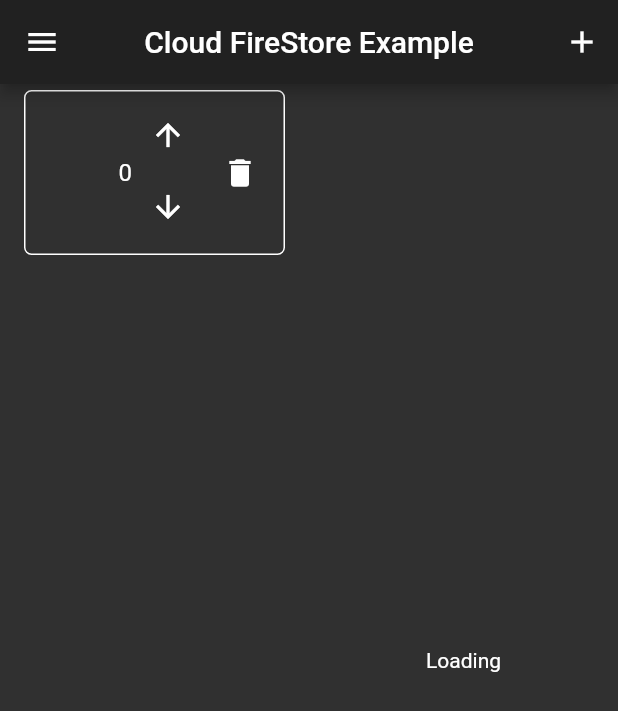
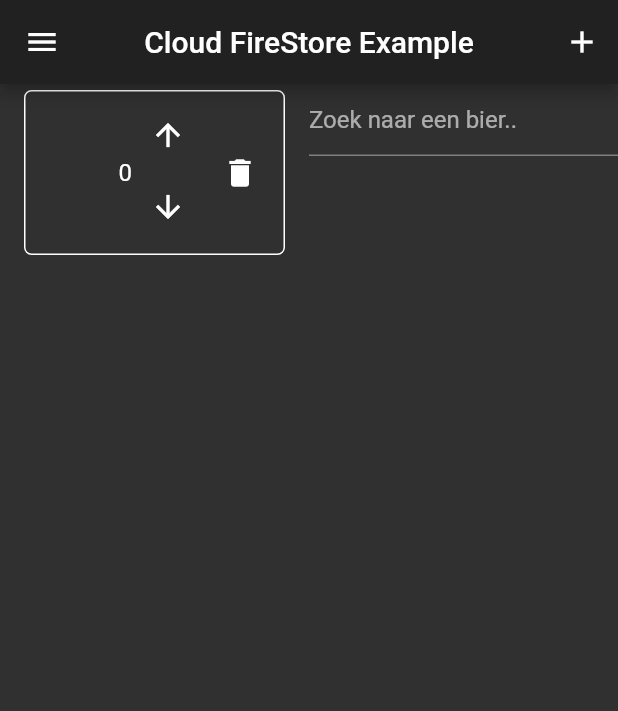
Before and after one commit to rayhvh/Goedale_Test, a Flutter app: the screen it shows after launch, after a tap on the "add" icon, on a phone screen of 412 x 824 dp. Shown: the top 711 px of the screen. Run offline on Flutter 3.47's test engine with Material 2 defaults, Android fonts, the phone set to English and light mode, and no system bars; our stand-ins replace cloud_firestore, tuple; accounts and stored records are empty.

Commit message:
i learned to stateful
also learned to setState. and search update the future wow

```diff
--- a/lib/main.dart
+++ b/lib/main.dart
@@ -1,9 +1,9 @@
 import 'package:flutter/material.dart';
 import 'package:cloud_firestore/cloud_firestore.dart';
 import 'package:tuple/tuple.dart';
-import 'model/beer.dart';
+import 'package:goedale_test/model/beer.dart';
 
-import 'service/beersearch/beersearchservice.dart';
+import 'package:goedale_test/service/beersearch/beersearchservice.dart';
 import 'dart:async';
 import 'dart:io';
 import 'dart:convert';
@@ -72,10 +72,7 @@ class MyHomePage extends StatelessWidget {
                 },
               ),
             ),
-            Expanded(
-                child: UntappdListView(
-              searchString: "vrouwen",
-            ))
+            Expanded(child: UntappdListView())
           ],
         ));
   }
@@ -89,47 +86,70 @@ class BeerDetailPage extends StatelessWidget {
   @override
   Widget build(BuildContext context) {
     return Scaffold(appBar: AppBar(title: Text(_beer.name)));
-
   }
 }
 
-class UntappdListView extends StatelessWidget {
-  UntappdListView({this.searchString});
+class UntappdListView extends StatefulWidget {
+  @override
+  State<StatefulWidget> createState() {
+    return _UntappdListViewState();
+  }
+}
 
-  final String searchString;
+class _UntappdListViewState extends State<UntappdListView> {
+  Future<List<Beer>> _beerList;
 
-  Future<List<Beer>> _getBeers() async {
+
+  Future<List<Beer>> _getBeersByString(String searchString) {
     return UntappdService().findBeersMatching(searchString);
   }
 
   @override
   Widget build(BuildContext context) {
     return FutureBuilder(
-      future: _getBeers(),
+      future: _beerList,
       builder: (BuildContext context, AsyncSnapshot snapshot) {
         if (snapshot.data == null) {
-          return Container(
-            child: Center(
-              child: Text("Loading"),
+          return Column(children: <Widget>[
+            Flexible(
+              child: TextFormField(
+                decoration:
+                    const InputDecoration(hintText: "Zoek naar een bier.."),
+
+                onFieldSubmitted: (String item) {
+                  this.setState(() {
+                    _beerList = _getBeersByString(item);
+                  });
+                },
               ),
-          );
+            )
+          ]);
         } else {
           return Column(children: <Widget>[
             Flexible(
-              child: Text("he"),
+              child: TextFormField(
+                initialValue: "zoeken",
+                //        controller: myController,
+                onFieldSubmitted: (String item) {
+                  this.setState(() {
+                    _beerList = _getBeersByString(item);
+                  });
+                },
+              ),
             ),
             Expanded(
-            child:  ListView.builder(
+              child: ListView.builder(
                   itemCount: snapshot.data.length,
                   itemBuilder: (BuildContext context, int index) {
                     // stateless widget maken
                     return ListTile(
+                      isThreeLine: true,
                       leading: CircleAvatar(
                         backgroundImage:
                             NetworkImage(snapshot.data[index].label.iconUrl),
                       ),
                       title: Text(snapshot.data[index].name),
-                    subtitle: Text(snapshot.data[index].style.name),
+                      subtitle: Text(snapshot.data[index].style.name + " " + snapshot.data[index].abv.toString() + "%"),
                       onTap: () {
                         Navigator.push(
                             context,
@@ -140,8 +160,6 @@ class UntappdListView extends StatelessWidget {
                     );
                   }),
             ),
-
-
           ]);
         }
       },
@@ -286,7 +304,7 @@ class UntappdService implements BeerSearchService {
 
     final serviceUri = _buildUntappdServiceURI(
         path: "search/beer",
-        queryParameters: {'q': pattern, 'limit': '50'},
+        queryParameters: {'q': pattern, 'limit': '5'},
         retryCount: retryCount);
 
     HttpClientRequest request = await httpClient.getUrl(serviceUri.item1);
--- a/lib/model/beer.dart
+++ b/lib/model/beer.dart
@@ -7,6 +7,7 @@ class Beer {
   final BeerLabel label;
   final double abv;
   final BeerStyle style;
+  final double rating;
 // add rating to model
   Beer({
     @required this.id,
@@ -15,6 +16,7 @@ class Beer {
     this.abv,
     this.label,
     this.style,
+    this.rating,
   });
 
   @override
@@ -27,7 +29,8 @@ class Beer {
               description == other.description &&
               label == other.label &&
               abv == other.abv &&
-              style == other.style;
+              style == other.style &&
+              rating == other.rating;
 
   @override
   int get hashCode =>
@@ -36,7 +39,8 @@ class Beer {
       description.hashCode ^
       label.hashCode ^
       abv.hashCode ^
-      style.hashCode;
+      style.hashCode^
+      rating.hashCode;
 }
 
 class BeerStyle {
```
Also changed, not shown: 1 other file. Lines whose indentation alone changed are shown as unchanged.
